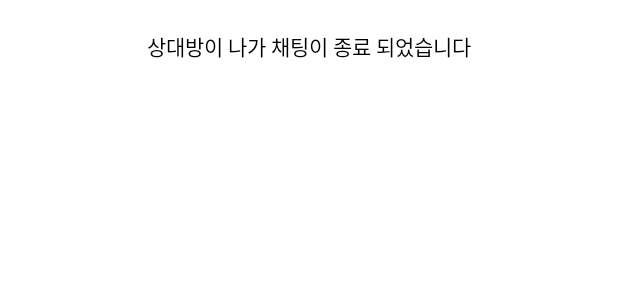
After one commit to gudwh14/csl_blind_date, an Android app: the layout chat_exit_view.xml on its own in the app's theme, with its tools: preview values and no code run, on a phone screen of 412 x 824 dp. The commit adds this screen. Shown: the top 300 px of the screen. Run offline under Robolectric (Android 15) with nearby library versions, the phone set to English and light mode, and no system bars.

Commit message:
2020/06/29 채팅방_나가기

```diff
--- a/app/src/main/AndroidManifest.xml
+++ b/app/src/main/AndroidManifest.xml
@@ -8,7 +8,9 @@
 
     <application
         android:name=".App"
-        android:allowBackup="true"
+        android:allowBackup="false"
+        android:fullBackupContent="false"
+        android:fullBackupOnly="false"
         android:icon="@mipmap/icon"
         android:label="@string/app_name"
         android:networkSecurityConfig="@xml/network_security_config"
--- a/app/src/main/java/com/csl/csl_blinddate/ApplyedListActivity.java
+++ b/app/src/main/java/com/csl/csl_blinddate/ApplyedListActivity.java
@@ -92,7 +92,9 @@ public class ApplyedListActivity extends AppCompatActivity {
             public void onResponse(Call<RetrofitRepoList> call, Response<RetrofitRepoList> response) {
                 ArrayList<RetrofitRepo> arrayList = response.body().getRepoArrayList();
 
-                if(arrayList.isEmpty()) {
+
+                int size = arrayList.size();
+                if(size == 0) {
                     applyedList_isEmptyText.setVisibility(View.VISIBLE);
                     applyRecyclerView.setVisibility(View.INVISIBLE);
                 }
@@ -100,8 +102,6 @@ public class ApplyedListActivity extends AppCompatActivity {
                     applyRecyclerView.setVisibility(View.VISIBLE);
                     applyedList_isEmptyText.setVisibility(View.INVISIBLE);
                 }
-
-                int size = arrayList.size();
                 for (int temp = 0 ; temp < size; temp ++) {
                     repo = arrayList.get(temp);
                     applyData = new ApplyData(repo.getApply_id(),repo.getAge(),repo.getSchool(),repo.isCertification(),repo.getComment());
--- a/app/src/main/res/layout/activity_apply_list.xml
+++ b/app/src/main/res/layout/activity_apply_list.xml
@@ -36,7 +36,7 @@
         android:layout_width="match_parent"
         android:layout_height="wrap_content"
         android:gravity="center"
-        android:layout_marginTop="70dp"
+        android:layout_marginTop="80dp"
         android:text="신청한 미팅의 현황을 볼 수 있습니다"
         android:textColor="#000000"/>
 
@@ -49,7 +49,7 @@
         android:textSize="15dp"
         android:gravity="center"
         android:background="@drawable/view_background_shape"
-        android:layout_marginTop="100dp"
+        android:layout_marginTop="120dp"
         android:layout_marginEnd="10dp"
         android:layout_marginStart="10dp"
         android:layout_marginBottom="10dp"/>
@@ -58,7 +58,7 @@
         android:id="@+id/applyList_RecyclerView"
         android:layout_width="match_parent"
         android:layout_height="match_parent"
-        android:layout_marginTop="100dp"
+        android:layout_marginTop="120dp"
         android:layout_marginEnd="10dp"
         android:layout_marginStart="10dp"
         android:layout_marginBottom="10dp"/>
--- /dev/null
+++ b/app/src/main/res/layout/chat_exit_view.xml
@@ -0,0 +1,16 @@
+<?xml version="1.0" encoding="utf-8"?>
+<LinearLayout xmlns:android="http://schemas.android.com/apk/res/android"
+    android:orientation="vertical"
+    android:layout_width="match_parent"
+    android:layout_height="wrap_content">
+
+    <TextView
+        android:id="@+id/textView35"
+        android:layout_width="wrap_content"
+        android:layout_height="wrap_content"
+        android:layout_marginTop="20dp"
+        android:layout_gravity="center"
+        android:text="상대방이 나가 채팅이 종료 되었습니다"
+        android:textColor="#000000"/>
+
+</LinearLayout>
--- a/app/src/main/res/layout/list_view.xml
+++ b/app/src/main/res/layout/list_view.xml
@@ -78,7 +78,7 @@
                     android:layout_width="wrap_content"
                     android:layout_height="wrap_content"
                     android:text="Open"
-                    app:cornerRadius="20dp"/>
+                    app:cornerRadius="100dp"/>
             </LinearLayout>
 
         </LinearLayout>
```
Also changed, not shown: app/src/main/java/com/csl/csl_blinddate/Adapter/ChatAdapter.java (+25 -3 lines), app/src/main/java/com/csl/csl_blinddate/ChatActivity.java (+38 -0 lines), app/src/main/java/com/csl/csl_blinddate/Data/ChatVo.java (+9 -0 lines).
